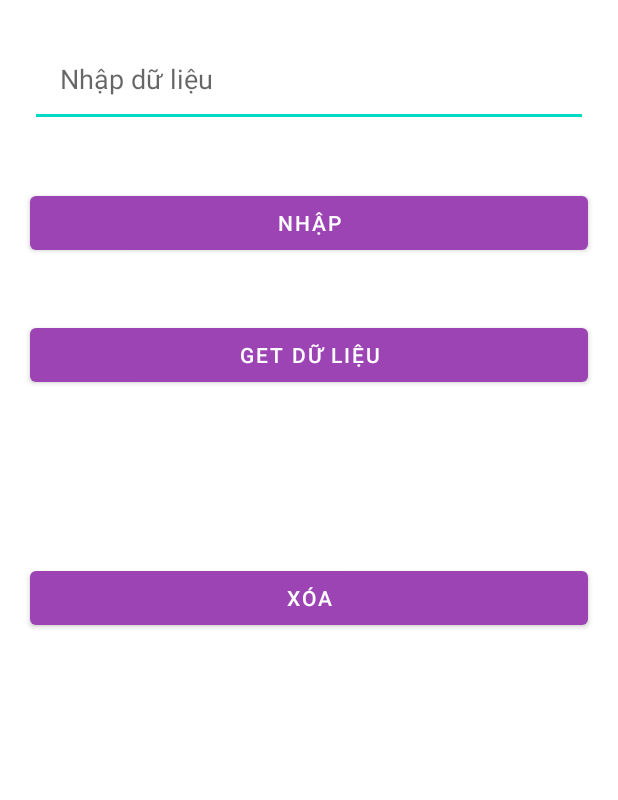
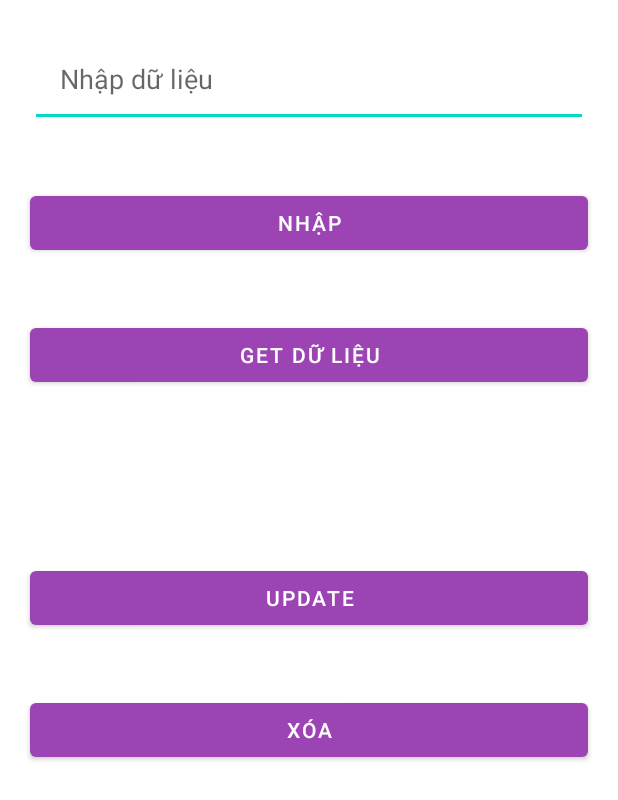
Before and after one commit to quangdao03/Shop_App, an Android app: the screen it shows after launch (Realtime), after a tap on "NHẬP", on a phone screen of 412 x 824 dp. Shown: the top 800 px of the screen. Run offline under Robolectric (Android 15) with nearby library versions, the phone set to English and light mode, and no system bars; our stand-ins replace Firebase (no records; nobody signed in at launch, a user with empty details on screens opened directly).

Commit message:
update realtime new

```diff
--- a/app/src/main/java/com/example/shop_app/Realtime.java
+++ b/app/src/main/java/com/example/shop_app/Realtime.java
@@ -3,6 +3,9 @@ package com.example.shop_app;
 import androidx.annotation.Nullable;
 import androidx.appcompat.app.AppCompatActivity;
 
+import android.annotation.SuppressLint;
+import android.app.AlertDialog;
+import android.content.DialogInterface;
 import android.os.Bundle;
 import android.support.annotation.NonNull;
 import android.view.View;
@@ -17,11 +20,15 @@ import com.google.firebase.database.DatabaseReference;
 import com.google.firebase.database.FirebaseDatabase;
 import com.google.firebase.database.ValueEventListener;
 
+import java.util.HashMap;
+import java.util.Map;
+
 public class Realtime extends AppCompatActivity {
 
     EditText etText;
-    Button btnAdd,btnDelete;
+    Button btnAdd,btnDelete,btnUpdate;
     TextView txtGet;
+    @SuppressLint("MissingInflatedId")
     @Override
     protected void onCreate(Bundle savedInstanceState) {
         super.onCreate(savedInstanceState);
@@ -32,6 +39,7 @@ public class Realtime extends AppCompatActivity {
         txtGet = findViewById(R.id.txtGet);
         btnAdd = findViewById(R.id.btnAdd);
         btnDelete = findViewById(R.id.btnDelete);
+        btnUpdate = findViewById(R.id.btnUpdate);
         btnAdd.setOnClickListener(new View.OnClickListener() {
             @Override
             public void onClick(View view) {
@@ -46,6 +54,12 @@ public class Realtime extends AppCompatActivity {
             }
         });
 
+        btnUpdate.setOnClickListener(new View.OnClickListener() {
+            @Override
+            public void onClick(View view) {
+                onClickUpdate();
+            }
+        });
         btnDelete.setOnClickListener(new View.OnClickListener() {
             @Override
             public void onClick(View view) {
@@ -54,9 +68,87 @@ public class Realtime extends AppCompatActivity {
         });
     }
 
+    private void onClickUpdate() {
+        // cach 1 update data
+//        FirebaseDatabase database = FirebaseDatabase.getInstance();
+//        DatabaseReference myRef = database.getReference("my_map");
+//
+//        Map<String,Boolean> map = new HashMap<>();
+//        map.put("1",false);
+//        map.put("2",false);
+//        map.put("3",false);
+//        map.put("4",false);
+//
+//        myRef.setValue(map, new DatabaseReference.CompletionListener() {
+//            @Override
+//            public void onComplete(@Nullable DatabaseError error, @androidx.annotation.NonNull DatabaseReference ref) {
+//                Toast.makeText(Realtime.this, "Cập nhập dữ liệu thành công", Toast.LENGTH_SHORT).show();
+//            }
+//        });
+
+        //cach 2 update du lieu tung object
+//        FirebaseDatabase database = FirebaseDatabase.getInstance();
+//        DatabaseReference myRef = database.getReference("my_map");
+
+
+//        myRef.setValue(true, new DatabaseReference.CompletionListener() {
+//            @Override
+//            public void onComplete(@Nullable DatabaseError error, @androidx.annotation.NonNull DatabaseReference ref) {
+//                Toast.makeText(Realtime.this, "Cập nhập dữ liệu thành công", Toast.LENGTH_SHORT).show();
+//            }
+//        });
+
+//        myRef.child("2").setValue(true, new DatabaseReference.CompletionListener() {
+//            @Override
+//            public void onComplete(@Nullable DatabaseError error, @androidx.annotation.NonNull DatabaseReference ref) {
+//                Toast.makeText(Realtime.this, "Cập nhập dữ liệu thành công", Toast.LENGTH_SHORT).show();
+//            }
+//        });
+
+
+
+        // cach 3 update du lieu nhieu item
+        FirebaseDatabase database = FirebaseDatabase.getInstance();
+        DatabaseReference myRef = database.getReference("my_map");
+        Map<String,Object> mapUpdate = new HashMap<>();
+        mapUpdate.put("1",false);
+        mapUpdate.put("2",false);
+
+        myRef.updateChildren(mapUpdate, new DatabaseReference.CompletionListener() {
+            @Override
+            public void onComplete(@Nullable DatabaseError error, @androidx.annotation.NonNull DatabaseReference ref) {
+                Toast.makeText(Realtime.this, "Cập nhập dữ liệu thành công", Toast.LENGTH_SHORT).show();
+            }
+        });
+
+
+
+
+
+    }
+
     private void onClickDelete() {
+
+
+//        FirebaseDatabase database = FirebaseDatabase.getInstance();
+//        DatabaseReference myRef = database.getReference("chanel");
+//        myRef.removeValue(new DatabaseReference.CompletionListener() {
+//            @Override
+//            public void onComplete(@Nullable DatabaseError error, @androidx.annotation.NonNull DatabaseReference ref) {
+//                Toast.makeText(Realtime.this, "Xóa dữ liệu thành công", Toast.LENGTH_SHORT).show();
+//            }
+//        });
+
+        new AlertDialog.Builder(this)
+                .setTitle(R.string.app_name)
+                .setMessage("Ban co chac chan xoa khong")
+                .setPositiveButton("OK", new DialogInterface.OnClickListener() {
+                    @Override
+                    public void onClick(DialogInterface dialogInterface, int i) {
                         FirebaseDatabase database = FirebaseDatabase.getInstance();
-        DatabaseReference myRef = database.getReference("chanel");
+                        DatabaseReference myRef = database.getReference("my_map/1");
+
+
                         myRef.removeValue(new DatabaseReference.CompletionListener() {
                             @Override
                             public void onComplete(@Nullable DatabaseError error, @androidx.annotation.NonNull DatabaseReference ref) {
@@ -64,13 +156,24 @@ public class Realtime extends AppCompatActivity {
                             }
                         });
                     }
+                })
+                .setNegativeButton("Khong",null)
+                .show();
+
+    }
 
     private void onClickData() {
         // Write a message to the database
         FirebaseDatabase database = FirebaseDatabase.getInstance();
-        DatabaseReference myRef = database.getReference("chanel");
+        DatabaseReference myRef = database.getReference("my_map");
 
-        myRef.setValue(etText.getText().toString().trim(), new DatabaseReference.CompletionListener() {
+        Map<String,Boolean> map = new HashMap<>();
+        map.put("1",true);
+        map.put("2",false);
+        map.put("3",true);
+        map.put("4",false);
+
+        myRef.setValue(map, new DatabaseReference.CompletionListener() {
             @Override
             public void onComplete(@Nullable DatabaseError error, @androidx.annotation.NonNull DatabaseReference ref) {
                 Toast.makeText(Realtime.this, "Cập nhập dữ liệu thành công", Toast.LENGTH_SHORT).show();
@@ -78,24 +181,41 @@ public class Realtime extends AppCompatActivity {
         });
 
 
-        DatabaseReference myRef1 = database.getReference("chanel1");
-        myRef1.setValue(true);
-        DatabaseReference myRef2 = database.getReference("chanel2");
-        myRef2.setValue("Đạo 2");
+//        myRef.setValue(etText.getText().toString().trim(), new DatabaseReference.CompletionListener() {
+//            @Override
+//            public void onComplete(@Nullable DatabaseError error, @androidx.annotation.NonNull DatabaseReference ref) {
+//                Toast.makeText(Realtime.this, "Cập nhập dữ liệu thành công", Toast.LENGTH_SHORT).show();
+//            }
+//        });
+
+
+
+//        DatabaseReference myRef1 = database.getReference("chanel1");
+//        myRef1.setValue(true);
+//        DatabaseReference myRef2 = database.getReference("chanel2");
+//        myRef2.setValue("Đạo 2");
 
     }
     private void ReadData(){
         FirebaseDatabase database = FirebaseDatabase.getInstance();
-        DatabaseReference myRef = database.getReference("chanel");
+        DatabaseReference myRef = database.getReference("my_map");
         // Read from the database
         myRef.addValueEventListener(new ValueEventListener() {
             @Override
             public void onDataChange(@NonNull DataSnapshot dataSnapshot) {
                 // This method is called once with the initial value and again
                 // whenever data at this location is updated.
-                String value = dataSnapshot.getValue(String.class);
-                txtGet.setText(value);
-                Toast.makeText(Realtime.this, ""+value, Toast.LENGTH_SHORT).show();
+                Map<String,Boolean> mapResult = new HashMap<>();
+                for (DataSnapshot dataSnapshot1: dataSnapshot.getChildren()){
+                    String key = dataSnapshot1.getKey();
+                    Boolean value = dataSnapshot1.getValue(Boolean.class);
+                    mapResult.put(key,value);
+                }
+                                txtGet.setText(mapResult.toString());
+
+//                String value = dataSnapshot.getValue(String.class);
+//                txtGet.setText(value);
+//                Toast.makeText(Realtime.this, ""+value, Toast.LENGTH_SHORT).show();
 
             }
 
--- a/app/src/main/res/layout/activity_realtime.xml
+++ b/app/src/main/res/layout/activity_realtime.xml
@@ -37,6 +37,13 @@
         android:layout_height="wrap_content"/>
 
     <Button
+        android:id="@+id/btnUpdate"
+        android:layout_margin="@dimen/dp20"
+        android:text="Update"
+        android:layout_width="match_parent"
+        android:layout_height="wrap_content"/>
+
+    <Button
         android:id="@+id/btnDelete"
         android:layout_margin="@dimen/dp20"
         android:text="Xóa"
```
Lines whose indentation alone changed are shown as unchanged.
